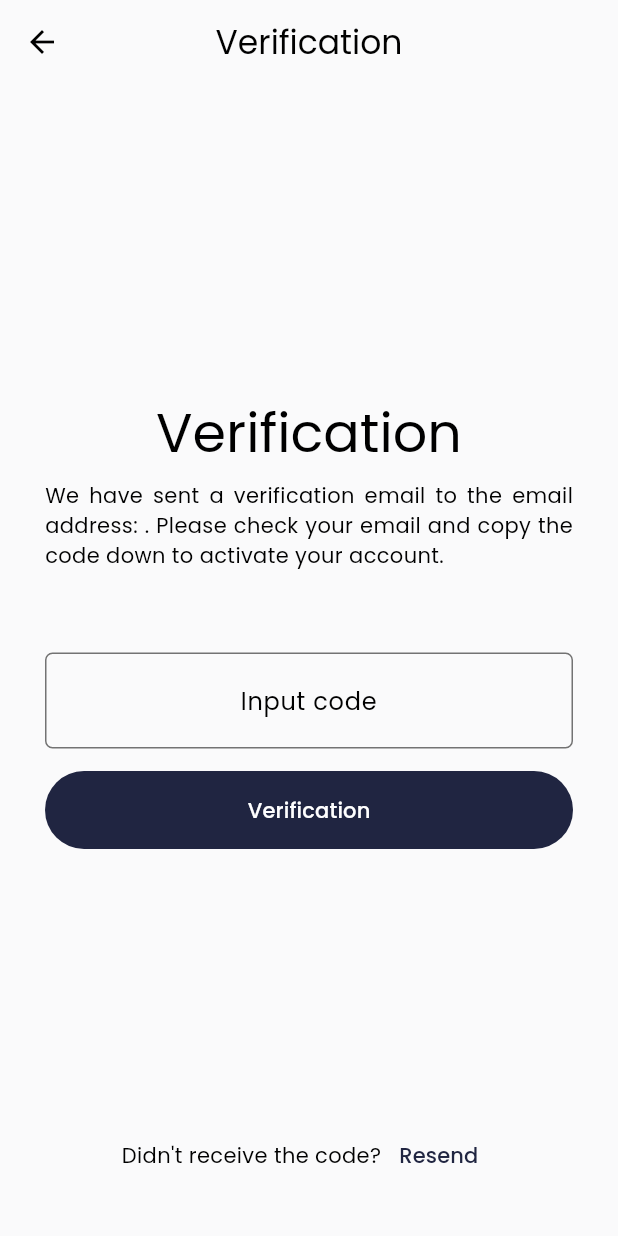
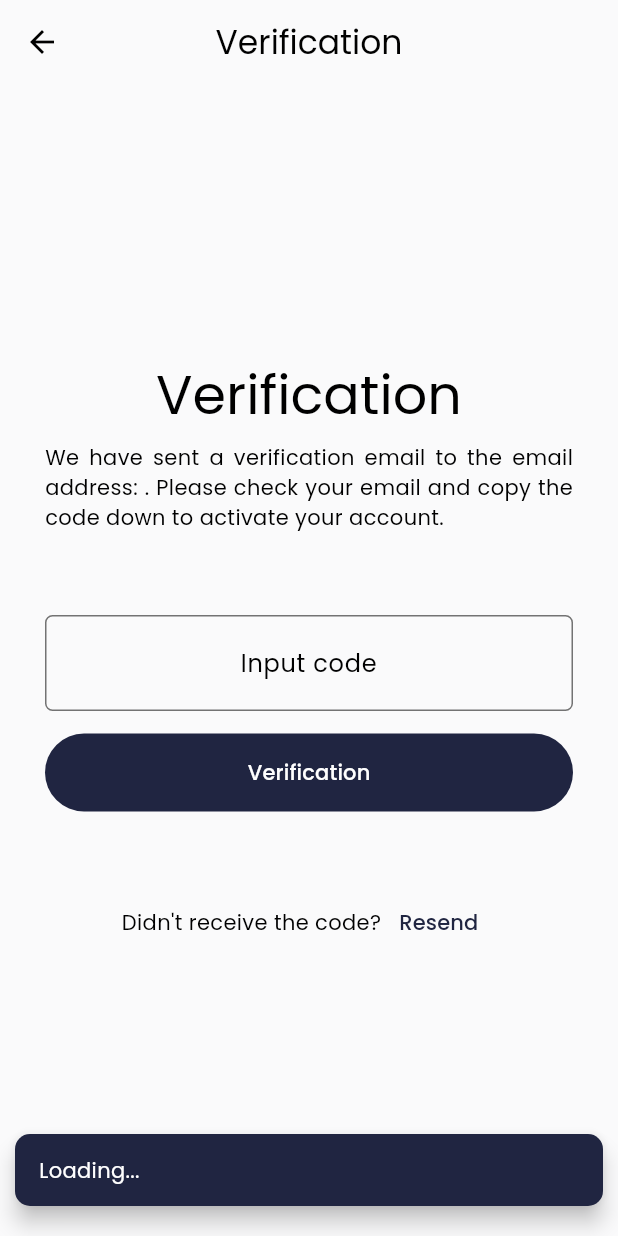
Before and after one commit to Stige-IT/Orgasync-Apps, a Flutter app: the VerificationScreen screen opened directly with empty values, after a tap on "Resend", on a phone screen of 412 x 824 dp. Run offline on Flutter 3.47's test engine with Material 2 defaults, Android fonts, the phone set to English and light mode, and no system bars; our stand-ins replace dartz, easy_localization, flutter_riverpod, flutter_secure_storage; missing offline and left inert: window_manager; accounts and stored records are empty; network calls fail.

Commit message:
ui(authentication) : add layout for desktop size

```diff
--- a/assets/translations/en-US.json
+++ b/assets/translations/en-US.json
@@ -18,6 +18,7 @@
   "to_continue": "to continue",
   "login_your_account": "Login your account @:to_continue",
   "register_your_account": "Register your account in @:app_name",
+  "required" : "Required",
   "input_name" : "Input your name",
   "input_email": "Input your email",
   "input_password": "Input your password",
--- a/assets/translations/id.json
+++ b/assets/translations/id.json
@@ -18,6 +18,7 @@
   "to_continue": "Untuk melanjutkan",
   "login_your_account": "Masuk ke akun Anda @:to_continue",
   "register_your_account": "Daftarkan akun Anda di @:app_name",
+  "required" : "Wajib diisi",
   "input_name": "Masukkan nama Anda",
   "input_email": "Masukkan email Anda",
   "input_password": "Masukkan password Anda",
--- a/lib/main.dart
+++ b/lib/main.dart
@@ -15,6 +15,7 @@ void main() async {
     // ignore: avoid_print
     log("Running in debug mode", name: "Debug Mode");
   }
+  if(!kIsWeb){
     if (Platform.isWindows || Platform.isLinux || Platform.isMacOS) {
       // ignore: avoid_print
       log("Running in desktop mode", name: "Desktop Mode");
@@ -28,6 +29,7 @@ void main() async {
         await windowManager.setSkipTaskbar(false);
       });
     }
+  }
 
   await EasyLocalization.ensureInitialized();
   runApp(
--- a/lib/src/components/field_input.dart
+++ b/lib/src/components/field_input.dart
@@ -73,7 +73,7 @@ class FieldInput extends StatelessWidget {
             validator: validator ??
                     (String? value) {
                   if (value!.isEmpty || value == "0") {
-                    return "Harap isi terlebih dahulu";
+                    return ;
                   }
                   return null;
                 },
--- a/lib/src/components/show_snackbar.dart
+++ b/lib/src/components/show_snackbar.dart
@@ -3,7 +3,7 @@ import 'package:flutter/material.dart';
 enum SnackBarType { success, warning, error }
 
 void showSnackbar(BuildContext context, String title, {SnackBarType? type}) {
-  Color color = Colors.black;
+  Color color = Theme.of(context).colorScheme.primary;
   switch (type) {
     case SnackBarType.success:
       color = Colors.green;
@@ -15,7 +15,7 @@ void showSnackbar(BuildContext context, String title, {SnackBarType? type}) {
       color = Colors.red;
       break;
     default:
-      color = Colors.black;
+      color = Theme.of(context).colorScheme.primary;
   }
   ScaffoldMessenger.of(context).showSnackBar(
     SnackBar(
--- a/lib/src/config/theme/theme.dart
+++ b/lib/src/config/theme/theme.dart
@@ -23,5 +23,10 @@ class AppTheme {
     colorScheme: AppColors.schemeDark,
     useMaterial3: true,
     fontFamily: "Poppins",
+      filledButtonTheme: FilledButtonThemeData(
+        style: FilledButton.styleFrom(
+          padding: const EdgeInsets.symmetric(vertical: 16),
+        ),
+      )
   );
 }
--- a/lib/src/fetaures/auth/ui/verification_screen.dart
+++ b/lib/src/fetaures/auth/ui/verification_screen.dart
@@ -29,6 +29,12 @@ class _VerificationScreenState extends ConsumerState<VerificationScreen> {
   @override
   Widget build(BuildContext context) {
     final isLoading = ref.watch(verificationNotifier).isLoading;
+
+    ref.listen(resendCodeNotifier, (previous, next) {
+      if(next.isLoading){
+        showSnackbar(context, "Loading...");
+      }
+    });
     return Scaffold(
       resizeToAvoidBottomInset: false,
       appBar: AppBar(
@@ -37,15 +43,20 @@ class _VerificationScreenState extends ConsumerState<VerificationScreen> {
         backgroundColor: Colors.transparent,
         title: Text("verification".tr()),
       ),
-      body: Form(
+      body: Row(
+        children: [
+          Flexible(
+            child: Center(
+              child: SizedBox(
+                width: context.isDesktop ? 600 : null,
+                child: SingleChildScrollView(
+                      padding: const EdgeInsets.all(30.0),
+                  child: Form(
                     key: formKey,
-        child: Padding(
-          padding: const EdgeInsets.all(30.0),
                     child: Column(
                       mainAxisAlignment: MainAxisAlignment.end,
                       crossAxisAlignment: CrossAxisAlignment.stretch,
                       children: [
-              const Spacer(),
                         Text(
                           "verification".tr(),
                           style: Theme.of(context).textTheme.displaySmall,
@@ -70,7 +81,7 @@ class _VerificationScreenState extends ConsumerState<VerificationScreen> {
                               ? const CircularLoading()
                               : Text("verification".tr()),
                         ),
-              const Spacer(),
+                        const SizedBox(height: 50),
                         Row(
                           mainAxisAlignment: MainAxisAlignment.center,
                           children: [
@@ -84,6 +95,11 @@ class _VerificationScreenState extends ConsumerState<VerificationScreen> {
                       ],
                     ),
                   ),
+                ),
+              ),
+            ),
+          ),
+        ],
       ),
     );
   }
```
Also changed, not shown: lib/src/fetaures/auth/ui/login/login_screen.dart (+4 -14 lines), lib/src/fetaures/auth/ui/register/register_company_widget.dart (+0 -11 lines), lib/src/fetaures/auth/ui/register/register_employee_widget.dart (+0 -11 lines), lib/src/fetaures/auth/ui/register/register_screen.dart (+36 -7 lines), lib/src/fetaures/auth/ui/register/role_screen.dart (+7 -5 lines), lib/src/utils/helper/layout/media_query_context.dart (added, +8 -0 lines), assets/images/desk.png (renamed from assets/images/3d-hygge-top-view-of-desk-with-fashion-magazines.png), assets/images/join_person1.png (added), assets/images/join_person2.png (added). Lines whose indentation alone changed are shown as unchanged.
